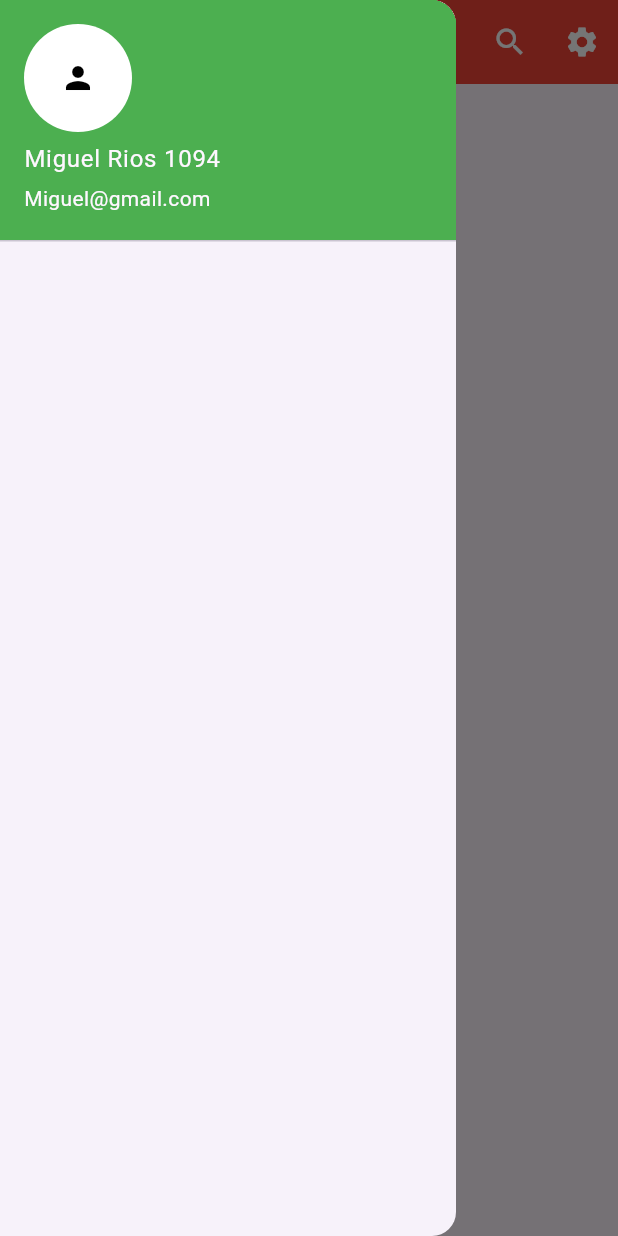
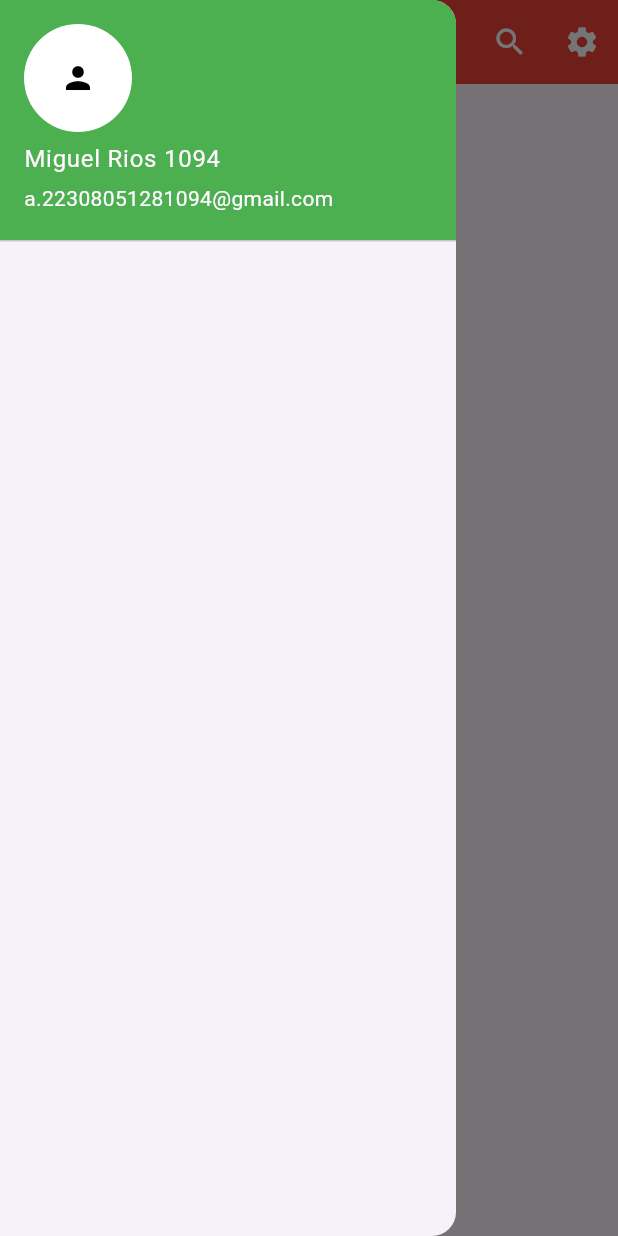
Before and after one commit to Miguel-Rios1094/UIII-Act4-Drawer-formulario-1094, a Flutter app: the screen it shows after launch, with the side drawer open, on a phone screen of 412 x 824 dp. Run offline on Flutter 3.47's test engine with Material 3 defaults, Android fonts, the phone set to English and light mode, and no system bars.

```diff
--- a/lib/homepage.dart
+++ b/lib/homepage.dart
@@ -38,7 +38,7 @@ class HomePage extends StatelessWidget {
             UserAccountsDrawerHeader(
               decoration: BoxDecoration(color: Colors.green),
               accountName: Text("Miguel Rios 1094"),
-              accountEmail: Text("Miguel@gmail.com"),
+              accountEmail: Text("a.22308051281094@gmail.com"),
               currentAccountPicture: GestureDetector(
 
                 child: CircleAvatar(
```
Also changed, not shown: recursos/image-3.png (added), 1 other file.
